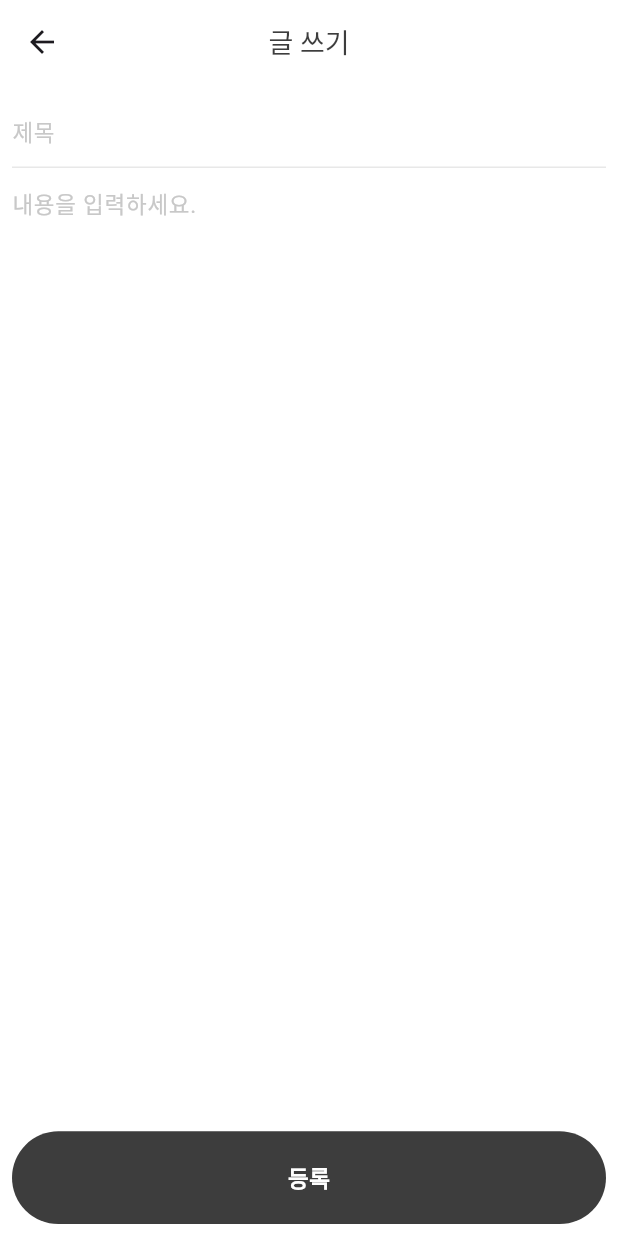
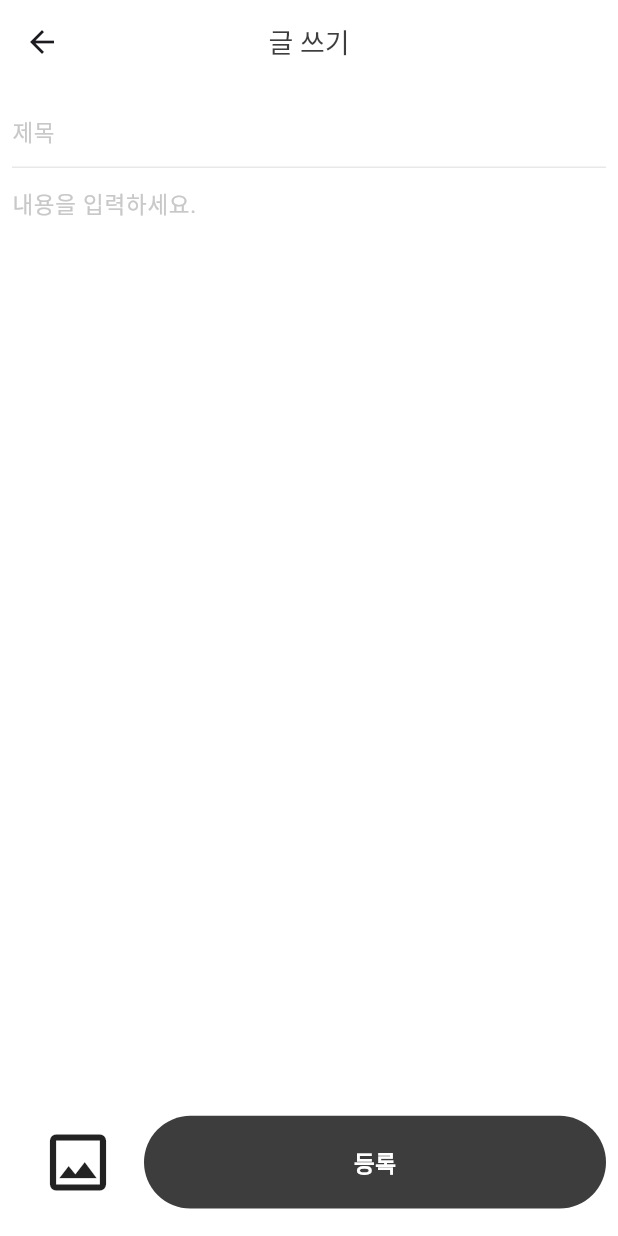
Before and after one commit to GodBongJune/Town-publish, a Flutter app: the ContentPageWrite screen opened directly, on a phone screen of 412 x 824 dp. Run offline on Flutter 3.47's test engine with Material 3 defaults, Android fonts, the light colour scheme and no system bars; our stand-ins replace animated_splash_screen, flutter_svg, image_picker, logger.

Commit message:
글쓰기 등록 페이지 수정 완료

```diff
--- a/lib/pages/content_page/content_page_widgets/content_page_write.dart
+++ b/lib/pages/content_page/content_page_widgets/content_page_write.dart
@@ -54,12 +54,32 @@ class ContentPageWrite extends StatelessWidget {
                     ),
                   ),
                   Spacer(),
-                  basicButton(
-                    context: context,
-                    onTap: () {},
-                    buttonColor: k3DColor,
-                    textColor: Colors.white,
-                    text: "등록",
+                  Container(
+                    height: MediaQuery.of(context).size.height * 0.1,
+                    child: Row(
+                      children: [
+                        Expanded(
+                          flex: 2,
+                          child: InkWell(
+                            onTap: () {},
+                            child: Icon(
+                              Icons.image_outlined,
+                              size: 50,
+                            ),
+                          ),
+                        ),
+                        Expanded(
+                          flex: 7,
+                          child: basicButton(
+                            context: context,
+                            onTap: () {},
+                            buttonColor: k3DColor,
+                            textColor: Colors.white,
+                            text: "등록",
+                          ),
+                        ),
+                      ],
+                    ),
                   ),
                 ],
               ),
```
